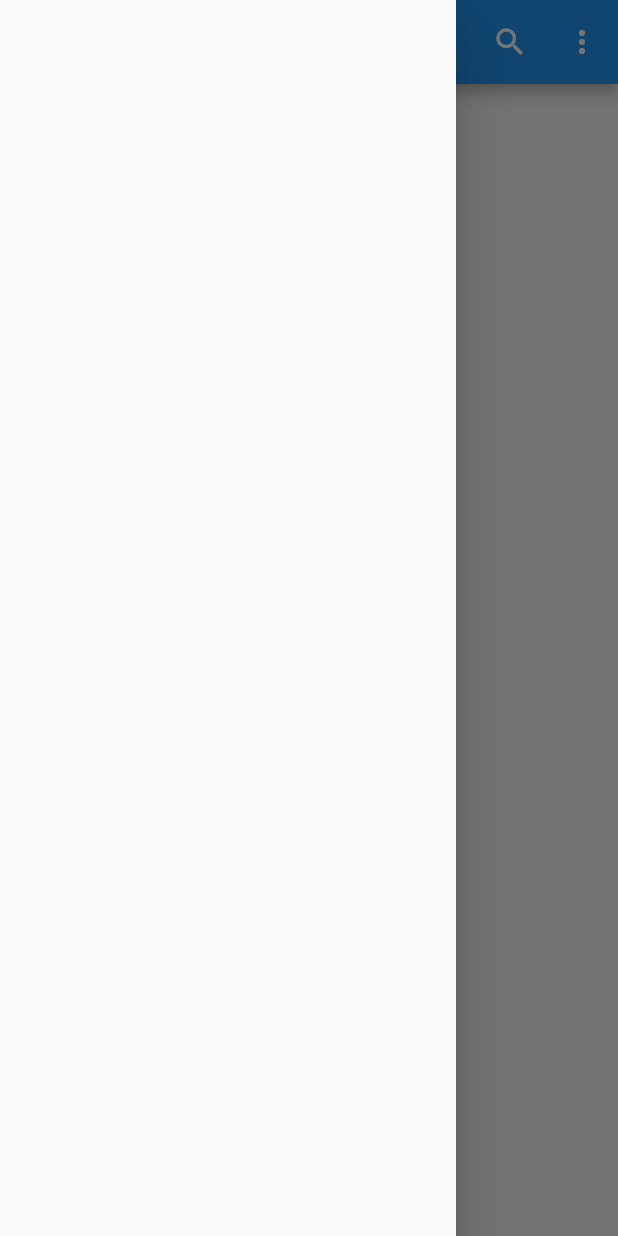
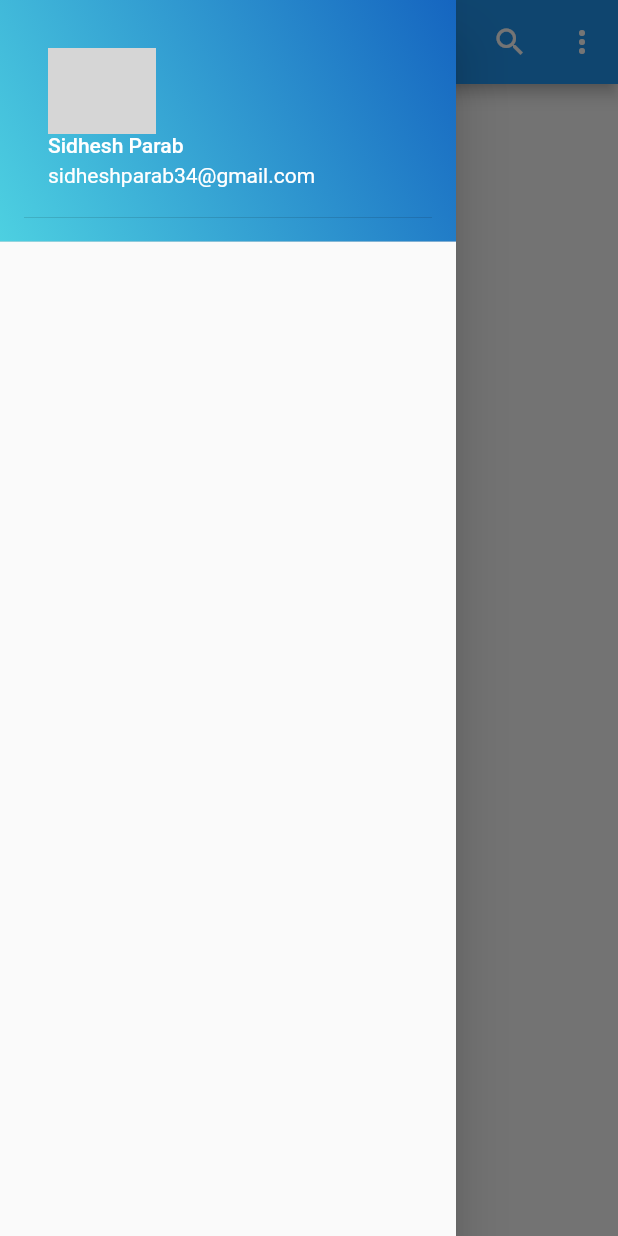
Before and after one commit to Everlasting12/flutter_chapter1, a Flutter app: the screen it shows after launch, with the side drawer open, on a phone screen of 412 x 824 dp. Run offline on Flutter 3.47's test engine with Material 2 defaults, Android fonts, the phone set to English and light mode, and no system bars; network calls fail; grey boxes are pictures that could not be loaded.

Commit message:
day2 completed

```diff
--- a/lib/main.dart
+++ b/lib/main.dart
@@ -35,7 +35,26 @@ class MyHomePage extends StatelessWidget {
           IconButton(onPressed: () {}, icon: Icon(Icons.more_vert)),
         ],
       ),
-      drawer: Drawer(),
+      drawer: Drawer(
+        child: ListView(children: [
+          DrawerHeader(
+            decoration: BoxDecoration(
+                gradient: LinearGradient(
+              begin: Alignment.topRight,
+              end: Alignment.bottomLeft,
+              colors: [Colors.blue.shade800, Colors.cyan.shade300],
+            )),
+            child: UserAccountsDrawerHeader(
+              decoration: BoxDecoration(
+                color: Colors.transparent,
+              ),
+              currentAccountPicture: Image.network(""),
+              accountName: Text("Sidhesh Parab"),
+              accountEmail: Text("sidheshparab34@gmail.com"),
+            ),
+          ),
+        ]),
+      ),
     );
   }
 }
```
